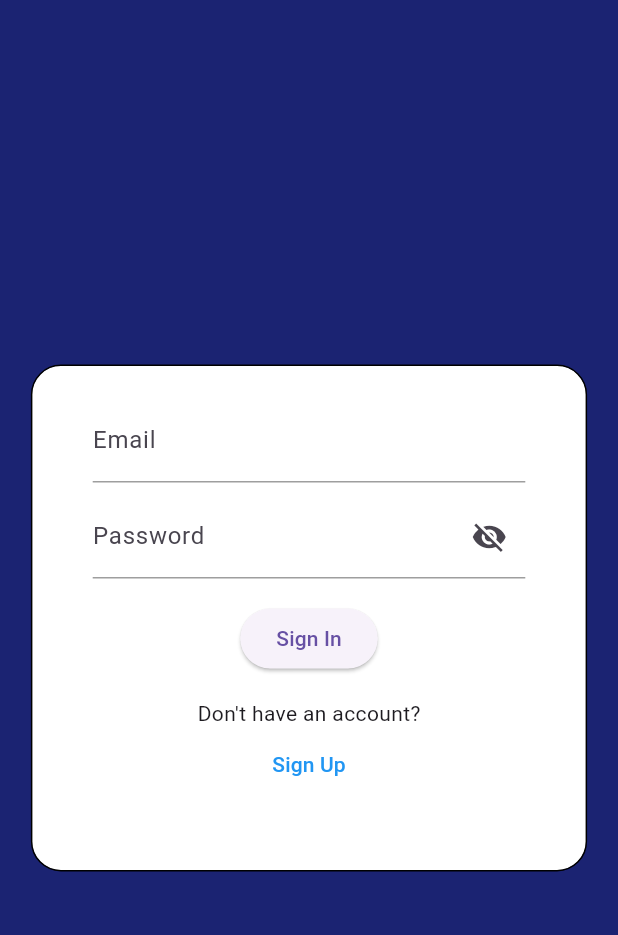
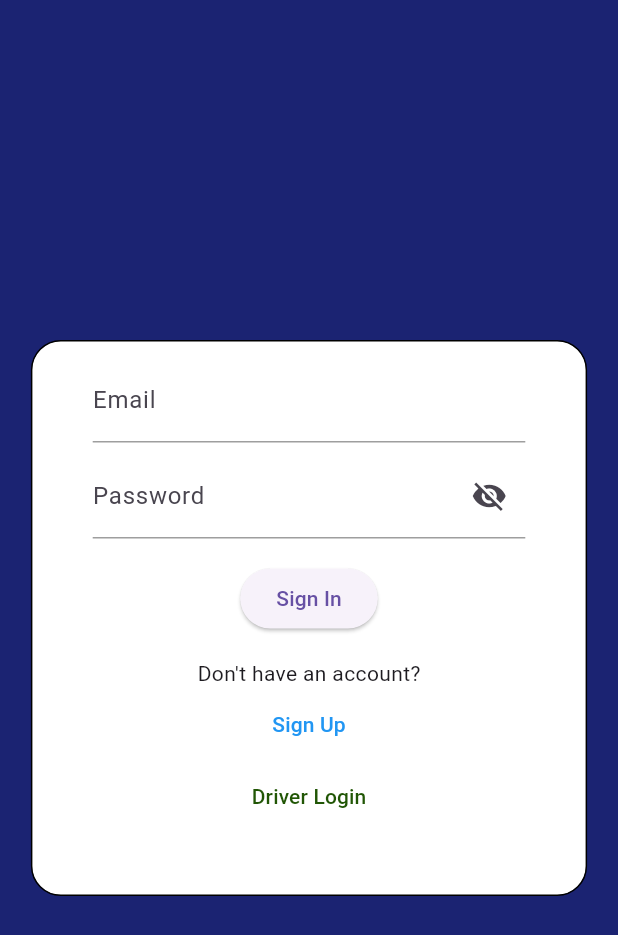
Before and after one commit to nk1412/GCET-TransportApp, a Flutter app: the screen it shows after launch, on a phone screen of 412 x 824 dp. Shown: the top 935 px of the screen. Run offline on Flutter 3.47's test engine with Material 3 defaults, Android fonts, the phone set to English and light mode, and no system bars; our stand-ins replace cloud_firestore, firebase_auth, firebase_core, geolocator, google_maps_flutter, permission_handler; accounts and stored records are empty.

Commit message:
Changes to be committed: 	modified:   lib/google_map_widget.dart 	modified:   lib/signin.dart

```diff
--- a/lib/signin.dart
+++ b/lib/signin.dart
@@ -141,7 +141,7 @@ class _SignInPageState extends State<SignInPage> {
 
   @override
   Widget build(BuildContext context) {
-    double containerHeight = _errorOccurred ? MediaQuery.of(context).size.height * 0.385 : MediaQuery.of(context).size.height * 0.355;
+    double containerHeight = _errorOccurred ? MediaQuery.of(context).size.height * 0.445 : MediaQuery.of(context).size.height * 0.42;
     return MaterialApp(
       home: Scaffold(
         backgroundColor: const Color.fromARGB(255, 27, 35, 114),
@@ -152,7 +152,7 @@ class _SignInPageState extends State<SignInPage> {
                   border: Border.all(),
                   borderRadius: BorderRadius.circular(20),
                 ),
-            height: MediaQuery.of(context).size.height * 0.41,
+            height: MediaQuery.of(context).size.height * 0.45,
             width: MediaQuery.of(context).size.width * 0.9,
             child: Center(
               child: Column(
@@ -216,6 +216,16 @@ class _SignInPageState extends State<SignInPage> {
                           },
                           child: const Text('Sign Up',style: TextStyle(color: Colors.blue),),
                         ),
+                        //const SizedBox(height: 10,),
+                        TextButton(
+                          onPressed: () {
+                            signup();
+                            Navigator.of(context).push(
+                              MaterialPageRoute(builder: (context) => const SignUpPage()),
+                            );
+                          },
+                          child: const Text('Driver Login',style: TextStyle(color: Color.fromARGB(255, 33, 86, 5)),),
+                        ),
                       ],
                     ),
                   ),
```
Also changed, not shown: lib/google_map_widget.dart (+51 -16 lines).
